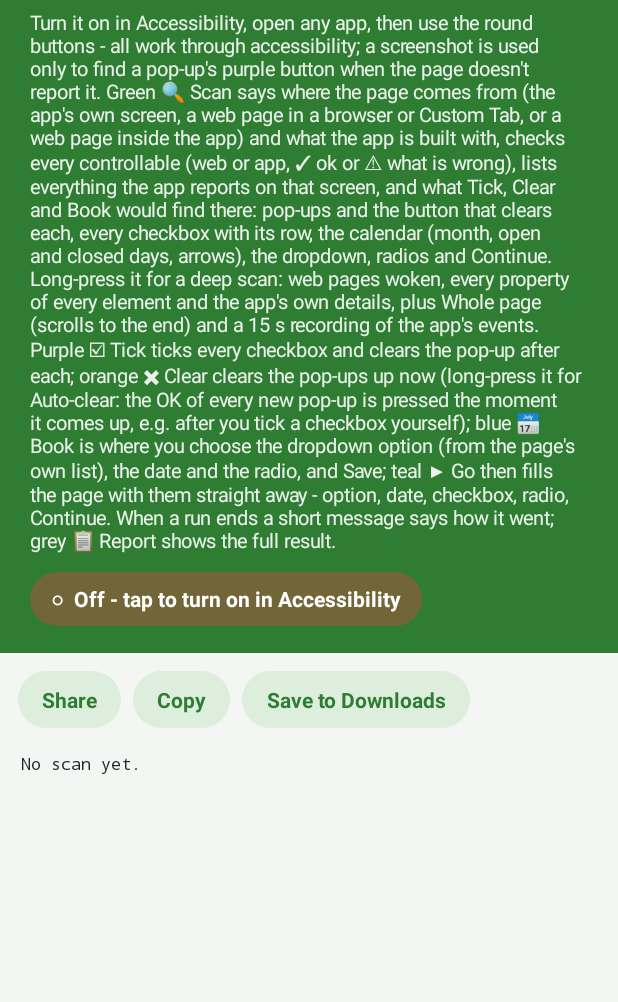
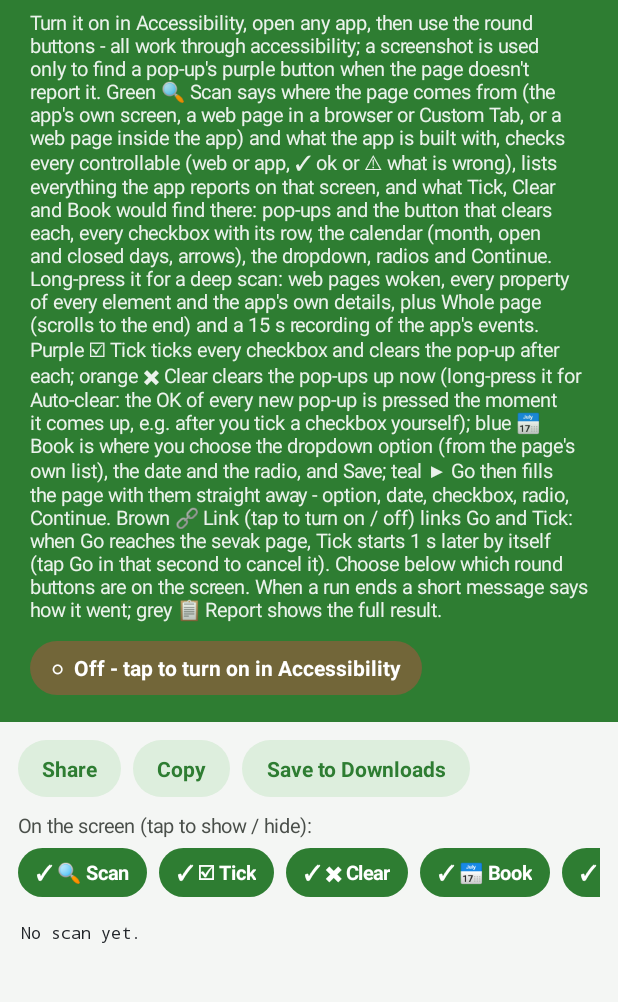
Before and after one commit to KunukuntlaGowtham/dummy, an Android app: the screen it shows after launch (MainActivity), on a phone screen of 412 x 824 dp, the part 85-1087 px from its top. Run offline under Robolectric (Android 15) with nearby library versions, the phone set to English and light mode, and no system bars.

Commit message:
Go → Tick link (1 s apart), and choose which round buttons are on the screen
- 🔗 Link: a new round button (brown) turns the link on / off (kept). With it on,
  when Go (or Book) gets past the slot page - to the sevak page, or to the next
  screen - Go stops there and Tick starts 1 s later by itself; tap Go in that
  second to cancel it. Go hands the sevak page to Tick (which ticks every sevak
  and clears each pop-up) instead of ticking the sevaks itself. With the link off
  everything runs as before, Go included.
- The app's screen has "On the screen": a chip for each round button (Scan, Tick,
  Clear, Book, Go, Report, Link) - tap to show / hide it. The ones shown stack
  down the left edge; a hidden one lets touches through and keeps working (a
  linked Tick still runs with its button hidden).

Nothing else changes: build 47's pop-up rule is in (put back the commit before).

Co-Authored-By: Claude Opus 5.5 <noreply@anthropic.com>
Claude-Session: https://claude.ai/code/session_016tgxkCmXKNyTpYCy9yAJbi

```diff
--- a/inspector/src/main/java/com/kunukuntla/a11yinspector/MainActivity.java
+++ b/inspector/src/main/java/com/kunukuntla/a11yinspector/MainActivity.java
@@ -68,7 +68,7 @@ public class MainActivity extends Activity {
                 + "and the app's own details, plus Whole page (scrolls to the end) and a 15 s "
                 + "recording of the app's events. Purple ☑ Tick ticks every checkbox and clears "
                 + "the pop-up after each; orange ✖ Clear clears the pop-ups up now (long-press it for Auto-clear: the OK of every new pop-up is pressed the moment it comes up, e.g. after you tick a checkbox yourself); blue 📅 Book "
-                + "is where you choose the dropdown option (from the page's own list), the date and the radio, and Save; teal ▶ Go then fills the page with them straight away - option, date, checkbox, radio, Continue. When a run ends a short message says how it went; grey 📋 Report shows the full result.");
+                + "is where you choose the dropdown option (from the page's own list), the date and the radio, and Save; teal ▶ Go then fills the page with them straight away - option, date, checkbox, radio, Continue. Brown 🔗 Link (tap to turn on / off) links Go and Tick: when Go reaches the sevak page, Tick starts 1 s later by itself (tap Go in that second to cancel it). Choose below which round buttons are on the screen. When a run ends a short message says how it went; grey 📋 Report shows the full result.");
         how.setTextColor(0xE6FFFFFF);
         how.setTextSize(13);
         how.setPadding(0, dp(6), 0, dp(12));
@@ -88,6 +88,7 @@ public class MainActivity extends Activity {
         buttons.addView(pill("Copy", v -> copy()));
         buttons.addView(pill("Save to Downloads", v -> save()));
         page.addView(buttons);
+        page.addView(shownChooser());
 
         report = new TextView(this);
         report.setTypeface(Typeface.MONOSPACE);
@@ -188,6 +189,58 @@ public class MainActivity extends Activity {
         }
     }
 
+    private static final String[] SHOWN_NAMES = {"🔍 Scan", "☑ Tick", "✖ Clear", "📅 Book", "▶ Go", "📋 Report", "🔗 Link"};
+
+    /**
+     * Which round buttons are on the screen: one chip each, tap to show / hide it. The buttons
+     * left out only go from the screen - everything they do stays (a linked Tick still runs).
+     */
+    private View shownChooser() {
+        LinearLayout box = new LinearLayout(this);
+        box.setOrientation(LinearLayout.VERTICAL);
+        box.setPadding(dp(12), dp(6), dp(12), dp(4));
+        TextView head = new TextView(this);
+        head.setText("On the screen (tap to show / hide):");
+        head.setTextColor(0xFF4A4F4A);
+        head.setTextSize(13);
+        box.addView(head);
+        LinearLayout row = new LinearLayout(this);
+        row.setPadding(0, dp(6), 0, 0);
+        android.content.SharedPreferences sp = getSharedPreferences("settings", MODE_PRIVATE);
+        for (int i = 0; i < InspectorService.SHOWN_KEYS.length; i++) {
+            String key = "show_" + InspectorService.SHOWN_KEYS[i];
+            String name = SHOWN_NAMES[i];
+            TextView chip = new TextView(this);
+            chip.setTypeface(Typeface.DEFAULT_BOLD);
+            chip.setTextSize(13);
+            chip.setPadding(dp(12), dp(7), dp(12), dp(7));
+            Runnable paint = () -> {
+                boolean on = sp.getBoolean(key, true);
+                chip.setText((on ? "✓ " : "") + name);
+                chip.setTextColor(on ? Color.WHITE : GREEN);
+                GradientDrawable bg = new GradientDrawable();
+                bg.setCornerRadius(dp(18));
+                bg.setColor(on ? GREEN : 0xFFDDEEDD);
+                chip.setBackground(bg);
+                chip.setContentDescription(name + (on ? ", shown" : ", hidden"));
+            };
+            paint.run();
+            chip.setOnClickListener(v -> {
+                sp.edit().putBoolean(key, !sp.getBoolean(key, true)).apply();
+                paint.run();
+            });
+            LinearLayout.LayoutParams lp = new LinearLayout.LayoutParams(
+                    ViewGroup.LayoutParams.WRAP_CONTENT, ViewGroup.LayoutParams.WRAP_CONTENT);
+            lp.rightMargin = dp(8);
+            row.addView(chip, lp);
+        }
+        HorizontalScrollView wide = new HorizontalScrollView(this);
+        wide.setHorizontalScrollBarEnabled(false);
+        wide.addView(row);
+        box.addView(wide);
+        return box;
+    }
+
     private View pill(String label, View.OnClickListener onClick) {
         TextView b = new TextView(this);
         b.setText(label);
```
Also changed, not shown: inspector/src/main/java/com/kunukuntla/a11yinspector/Booker.java (+34 -3 lines), inspector/src/main/java/com/kunukuntla/a11yinspector/InspectorService.java (+111 -3 lines).
